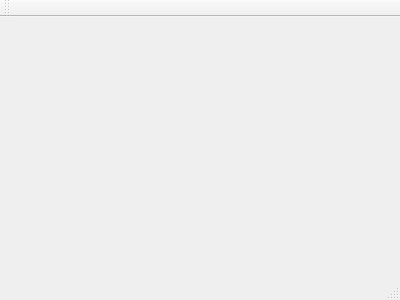
Old version of the form mainwindow.ui in the repository pts211/CS206.
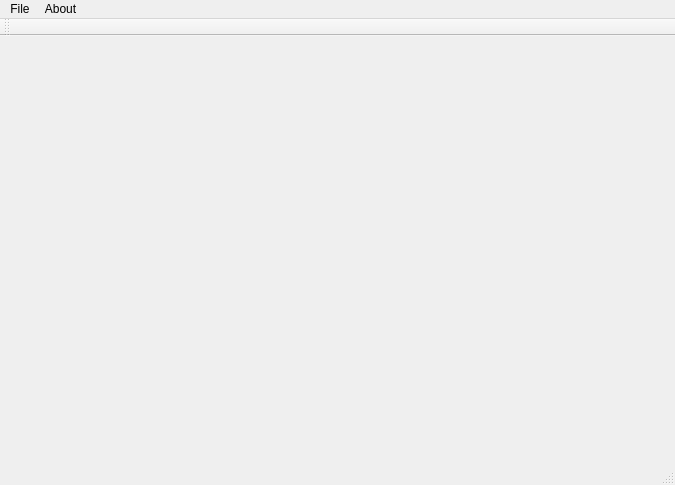
New version of the form.

Commit message: Created LoginDialog class that will be the users entry point into the program. 	TODO: Basic login functionality

Patch:
```diff
--- a/mainwindow.ui
+++ b/mainwindow.ui
@@ -1,24 +1,69 @@
 <ui version="4.0">
  <class>MainWindow</class>
- <widget class="QMainWindow" name="MainWindow" >
-  <property name="geometry" >
+ <widget class="QMainWindow" name="MainWindow">
+  <property name="geometry">
    <rect>
     <x>0</x>
     <y>0</y>
-    <width>400</width>
-    <height>300</height>
+    <width>675</width>
+    <height>485</height>
    </rect>
   </property>
   <property name="windowTitle" >
    <string>MainWindow</string>
   </property>
-  <widget class="QMenuBar" name="menuBar" />
-  <widget class="QToolBar" name="mainToolBar" />
-  <widget class="QWidget" name="centralWidget" />
-  <widget class="QStatusBar" name="statusBar" />
+  <widget class="QWidget" name="centralWidget"/>
+  <widget class="QMenuBar" name="menuBar">
+   <property name="geometry">
+    <rect>
+     <x>0</x>
+     <y>0</y>
+     <width>675</width>
+     <height>21</height>
+    </rect>
+   </property>
+   <widget class="QMenu" name="menuAbout">
+    <property name="title">
+     <string>About</string>
+    </property>
+    <addaction name="actionAbout"/>
+   </widget>
+   <widget class="QMenu" name="menuFile">
+    <property name="title">
+     <string>File</string>
+    </property>
+    <addaction name="actionLogout"/>
+    <addaction name="actionExit"/>
+   </widget>
+   <addaction name="menuFile"/>
+   <addaction name="menuAbout"/>
+  </widget>
+  <widget class="QToolBar" name="mainToolBar">
+   <attribute name="toolBarArea">
+    <enum>TopToolBarArea</enum>
+   </attribute>
+   <attribute name="toolBarBreak">
+    <bool>false</bool>
+   </attribute>
+  </widget>
+  <widget class="QStatusBar" name="statusBar"/>
+  <action name="actionAbout">
+   <property name="text">
+    <string>About</string>
+   </property>
+  </action>
+  <action name="actionLogout">
+   <property name="text">
+    <string>Logout</string>
+   </property>
+  </action>
+  <action name="actionExit">
+   <property name="text">
+    <string>Exit</string>
+   </property>
+  </action>
  </widget>
- <layoutDefault spacing="6" margin="11" />
- <pixmapfunction></pixmapfunction>
+ <layoutdefault spacing="6" margin="11"/>
  <resources/>
  <connections/>
 </ui>
```
Left out of the diff: 5 changed lines with no effect on the pictures. The commit also changes 8 other files.
